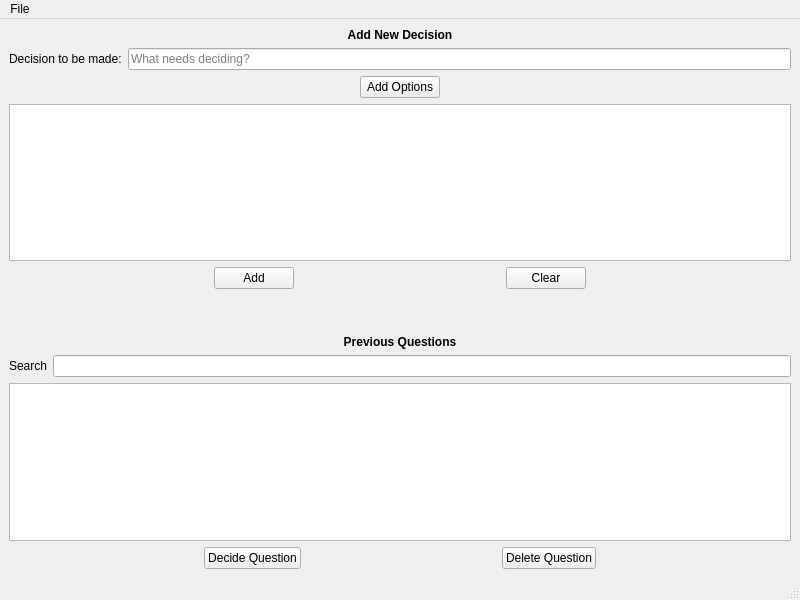
The window that question_frame.ui (alxhoff/Useless-Decision-Maker) describes before a commit, drawn with Qt 5.
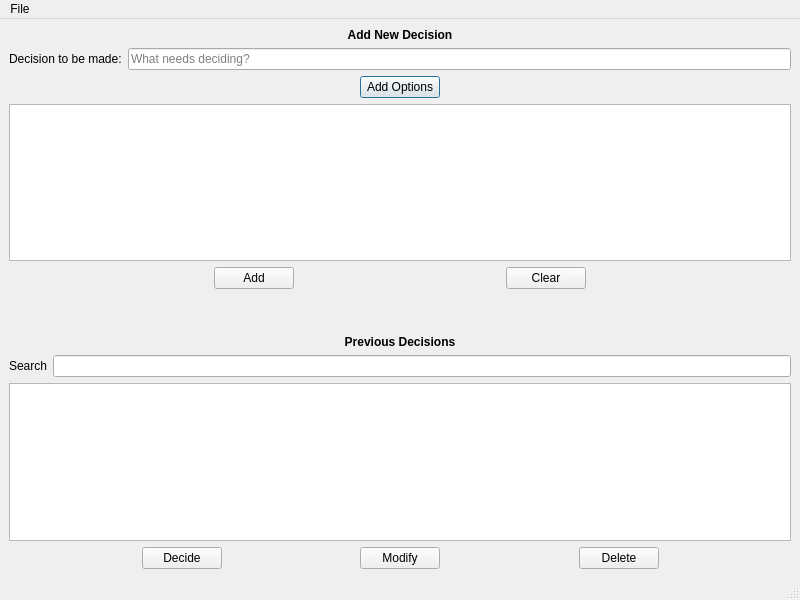
The same window after the commit. Icons and pictures are not drawn.

What changed in the file:
```diff
--- a/question_frame.ui
+++ b/question_frame.ui
@@ -66,6 +66,9 @@
         <property name="text">
          <string>Add Options</string>
         </property>
+        <property name="default">
+         <bool>true</bool>
+        </property>
        </widget>
       </item>
       <item>
@@ -180,7 +183,7 @@
       <item>
        <widget class="QLabel" name="label">
         <property name="text">
-         <string>&lt;b&gt;Previous Questions&lt;/b&gt;</string>
+         <string>&lt;b&gt;Previous Decisions&lt;/b&gt;</string>
         </property>
         <property name="textFormat">
          <enum>Qt::AutoText</enum>
@@ -230,7 +233,27 @@
       <item>
        <widget class="QPushButton" name="pushButtonDecide">
         <property name="text">
-         <string>Decide Question</string>
+         <string>Decide</string>
+        </property>
+       </widget>
+      </item>
+      <item>
+       <spacer name="horizontalSpacer_10">
+        <property name="orientation">
+         <enum>Qt::Horizontal</enum>
+        </property>
+        <property name="sizeHint" stdset="0">
+         <size>
+          <width>40</width>
+          <height>20</height>
+         </size>
+        </property>
+       </spacer>
+      </item>
+      <item>
+       <widget class="QPushButton" name="pushButtonModify">
+        <property name="text">
+         <string>Modify</string>
         </property>
        </widget>
       </item>
@@ -250,7 +273,7 @@
       <item>
        <widget class="QPushButton" name="pushButtonDelete">
         <property name="text">
-         <string>Delete Question</string>
+         <string>Delete</string>
         </property>
        </widget>
       </item>
```
Left out of the diff: 2 changed lines with no effect on the pictures.
